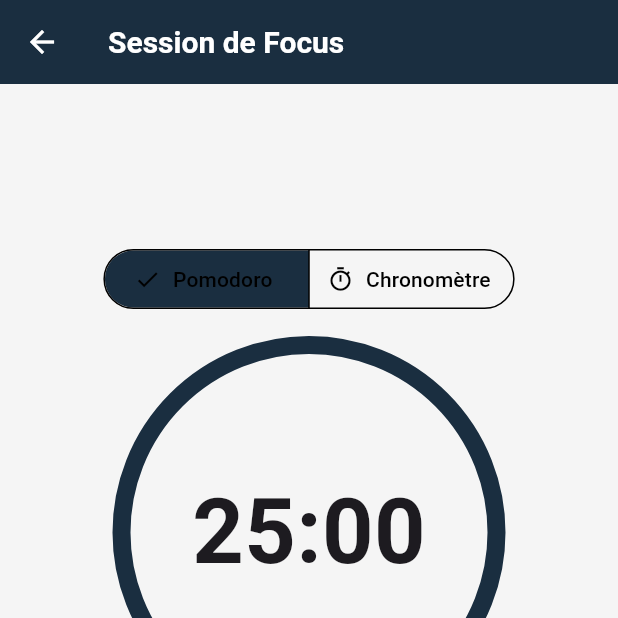
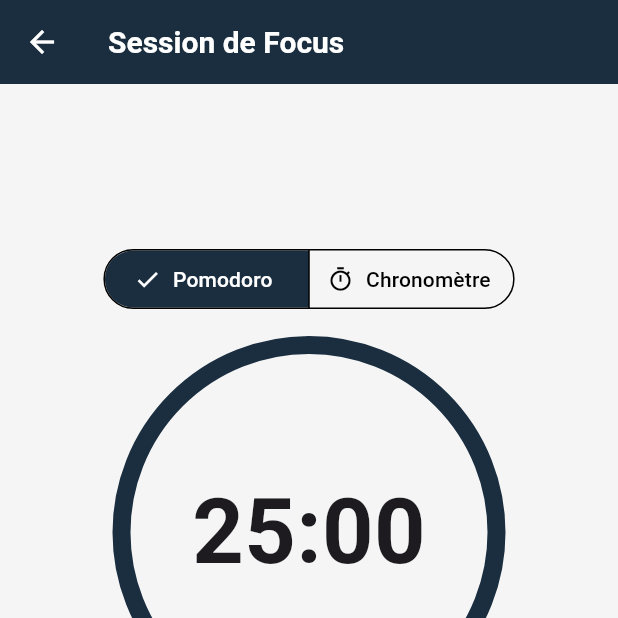
Before and after one commit to mohamedbello18/todo_work_sessions, a Flutter app: the SessionScreen screen opened directly, on a phone screen of 412 x 824 dp, the top half of it. Run offline on Flutter 3.47's test engine with Material 3 defaults, Android fonts, the phone set to English and light mode, and no system bars; our stand-ins replace flutter_local_notifications, flutter_native_splash, flutter_riverpod, hive, hive_flutter, timezone; accounts and stored records are empty.

Commit message:
Transition of color on the session screen

```diff
--- a/lib/features/timer/presentation/session_screen.dart
+++ b/lib/features/timer/presentation/session_screen.dart
@@ -48,6 +48,9 @@ class SessionScreen extends ConsumerWidget {
                     onSelectionChanged: (newSelection) {
                       ref.read(genericTimerSettingsProvider.notifier).state = GenericTimerSettings(mode: newSelection.first, pomodoroDuration: genericSettings.pomodoroDuration);
                     },
+                    style: SegmentedButton.styleFrom(
+                      selectedForegroundColor: Colors.white,
+                    ),
                   ),
                 ),
               const SizedBox(height: 20),
```
